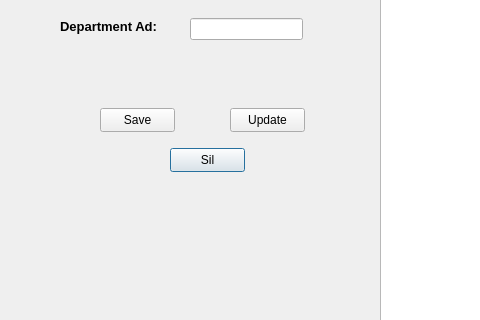
This is QT/departman.ui in mehdi-haidri/QT_project as Qt 5 draws it before an edit; both pictures show x 0 to 480 and y 102 to 422 of the 890 by 509 pixel window. The edited form follows.
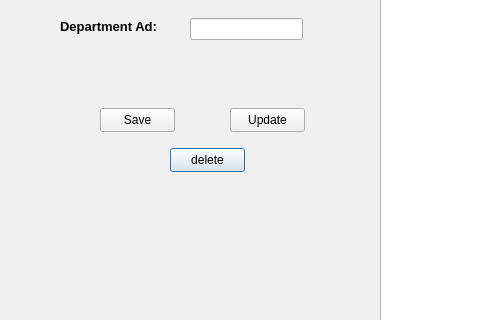
This is the edited form.

The edit to the form file:
```diff
--- a/QT/departman.ui
+++ b/QT/departman.ui
@@ -23,7 +23,7 @@
     </rect>
    </property>
    <property name="text">
-    <string>Sil</string>
+    <string>delete</string>
    </property>
   </widget>
   <widget class="QTableView" name="tableView">
```
